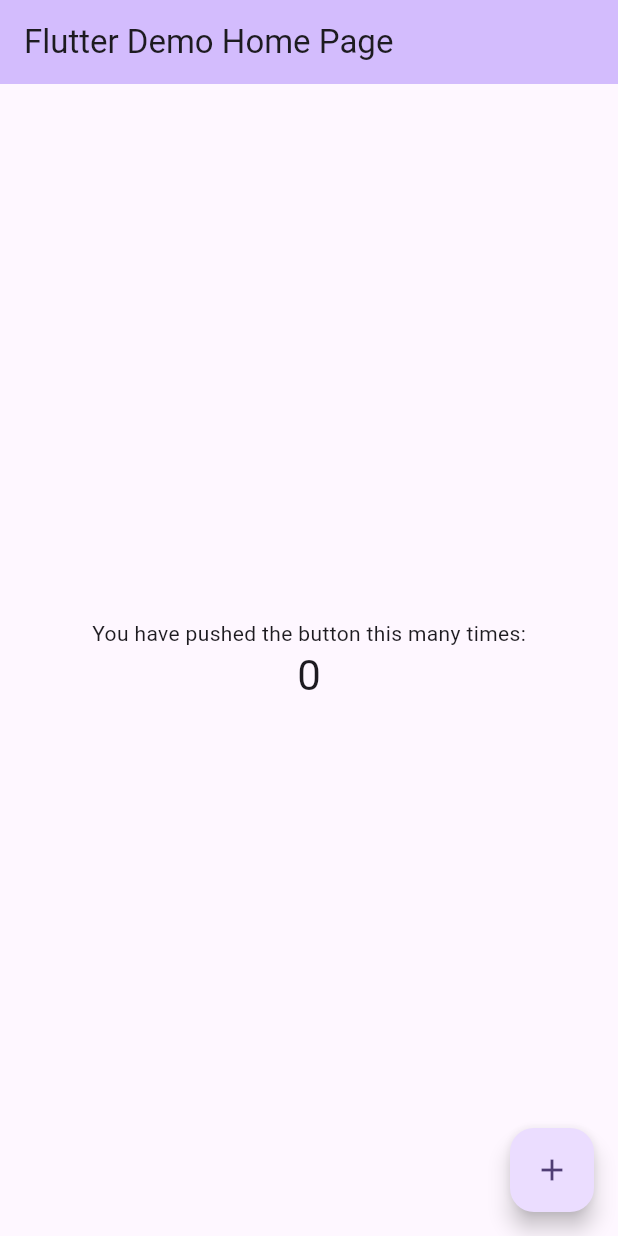
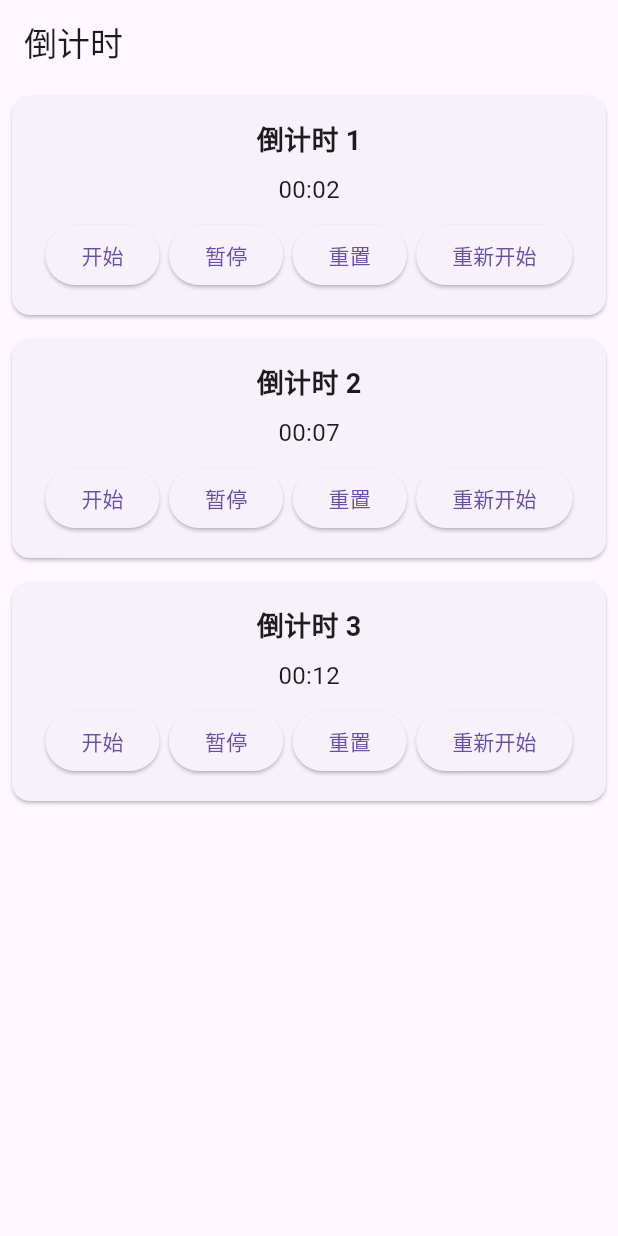
Before and after one commit to chouyo/project_countdowntimer, a Flutter app: the screen it shows after launch, on a phone screen of 412 x 824 dp. Run offline on Flutter 3.47's test engine with Material 3 defaults, Android fonts, the phone set to English and light mode, and no system bars.

Commit message:
Add countdown timer functionality and update main app structure

```diff
--- /dev/null
+++ b/lib/countdown_timer.dart
@@ -0,0 +1,80 @@
+import 'dart:async';
+import 'package:flutter/material.dart';
+
+/// 倒计时类
+class CountdownTimer {
+  // 剩余时间（毫秒）
+  int _remainingTime;
+  // 总时间（毫秒）
+  final int totalTime;
+  // 计时器
+  Timer? _timer;
+  // 倒计时结束回调
+  final VoidCallback? onFinished;
+  // 倒计时变化回调（剩余毫秒数）
+  late final ValueChanged<int>? onTick;
+  // 是否正在运行
+  bool _isRunning = false;
+
+  /// 构造函数
+  /// [totalTime] 总时间（毫秒）
+  /// [onFinished] 倒计时结束回调
+  /// [onTick] 倒计时变化回调（每秒钟回调一次，传递剩余毫秒数）
+  CountdownTimer({
+    required this.totalTime,
+    this.onFinished,
+    this.onTick,
+  }) : _remainingTime = totalTime;
+
+  /// 获取剩余时间（毫秒）
+  int get remainingTime => _remainingTime;
+
+  /// 是否正在运行
+  bool get isRunning => _isRunning;
+
+  /// 开始倒计时
+  void start() {
+    if (_isRunning) return;
+
+    _isRunning = true;
+    _timer = Timer.periodic(const Duration(milliseconds: 100), (timer) {
+      _remainingTime -= 100;
+
+      // 通知时间变化
+      onTick?.call(_remainingTime);
+
+      // 检查是否结束
+      if (_remainingTime <= 0) {
+        _remainingTime = 0;
+        _timer?.cancel();
+        _isRunning = false;
+        onFinished?.call();
+      }
+    });
+  }
+
+  /// 暂停倒计时
+  void pause() {
+    _timer?.cancel();
+    _isRunning = false;
+  }
+
+  /// 重置倒计时
+  void reset() {
+    pause();
+    _remainingTime = totalTime;
+    onTick?.call(_remainingTime);
+  }
+
+  /// 重新开始倒计时
+  void restart() {
+    reset();
+    start();
+  }
+
+  /// 销毁倒计时（释放资源）
+  void dispose() {
+    _timer?.cancel();
+    _isRunning = false;
+  }
+}
--- a/lib/main.dart
+++ b/lib/main.dart
@@ -1,125 +1,170 @@
 import 'package:flutter/material.dart';
+import '../countdown_timer.dart'; // 确保路径正确
 
 void main() {
-  runApp(const MyApp());
+  runApp(MyApp());
 }
 
 class MyApp extends StatelessWidget {
-  const MyApp({super.key});
-
-  // This widget is the root of your application.
   @override
   Widget build(BuildContext context) {
     return MaterialApp(
-      title: 'Flutter Demo',
+      title: '倒计时应用',
       theme: ThemeData(
-        // This is the theme of your application.
-        //
-        // TRY THIS: Try running your application with "flutter run". You'll see
-        // the application has a purple toolbar. Then, without quitting the app,
-        // try changing the seedColor in the colorScheme below to Colors.green
-        // and then invoke "hot reload" (save your changes or press the "hot
-        // reload" button in a Flutter-supported IDE, or press "r" if you used
-        // the command line to start the app).
-        //
-        // Notice that the counter didn't reset back to zero; the application
-        // state is not lost during the reload. To reset the state, use hot
-        // restart instead.
-        //
-        // This works for code too, not just values: Most code changes can be
-        // tested with just a hot reload.
-        colorScheme: ColorScheme.fromSeed(seedColor: Colors.deepPurple),
-        useMaterial3: true,
+        primarySwatch: Colors.blue,
       ),
-      home: const MyHomePage(title: 'Flutter Demo Home Page'),
+      home: CountdownHomePage(),
     );
   }
 }
 
-class MyHomePage extends StatefulWidget {
-  const MyHomePage({super.key, required this.title});
+class CountdownHomePage extends StatefulWidget {
+  @override
+  _CountdownHomePageState createState() => _CountdownHomePageState();
+}
 
-  // This widget is the home page of your application. It is stateful, meaning
-  // that it has a State object (defined below) that contains fields that affect
-  // how it looks.
-
-  // This class is the configuration for the state. It holds the values (in this
-  // case the title) provided by the parent (in this case the App widget) and
-  // used by the build method of the State. Fields in a Widget subclass are
-  // always marked "final".
-
-  final String title;
+class _CountdownHomePageState extends State<CountdownHomePage> {
+  late List<CountdownTimer> countdownTimers;
 
   @override
-  State<MyHomePage> createState() => _MyHomePageState();
+  void initState() {
+    super.initState();
+
+    // 创建3个倒计时实例
+    countdownTimers = [
+      CountdownTimer(
+        totalTime: 10 * 1000, // 10 秒
+        onTick: (remainingTime) {
+          setState(() {}); // 触发 rebuild
+        },
+        onFinished: () {
+          print('Countdown 1 finished!');
+          setState(() {}); // 触发 rebuild
+        },
+      ),
+      CountdownTimer(
+        totalTime: 15 * 1000, // 15 秒
+        onTick: (remainingTime) {
+          setState(() {}); // 触发 rebuild
+        },
+        onFinished: () {
+          print('Countdown 2 finished!');
+          setState(() {}); // 触发 rebuild
+        },
+      ),
+      CountdownTimer(
+        totalTime: 20 * 1000, // 20 秒
+        onTick: (remainingTime) {
+          setState(() {}); // 触发 rebuild
+        },
+        onFinished: () {
+          print('Countdown 3 finished!');
+          setState(() {}); // 触发 rebuild
+        },
+      ),
+    ];
+
+    // 启动所有倒计时
+    for (var timer in countdownTimers) {
+      timer.start();
+    }
   }
 
-class _MyHomePageState extends State<MyHomePage> {
-  int _counter = 0;
+  @override
+  void dispose() {
+    // 停止所有倒计时
+    for (var timer in countdownTimers) {
+      timer.dispose();
+    }
+    super.dispose();
+  }
 
-  void _incrementCounter() {
-    setState(() {
-      // This call to setState tells the Flutter framework that something has
-      // changed in this State, which causes it to rerun the build method below
-      // so that the display can reflect the updated values. If we changed
-      // _counter without calling setState(), then the build method would not be
-      // called again, and so nothing would appear to happen.
-      _counter++;
-    });
+  String _formatTime(int milliseconds) {
+    int seconds = (milliseconds / 1000).truncate();
+    int minutes = (seconds / 60).truncate();
+    int hours = (minutes / 60).truncate();
+
+    String hoursStr = (hours % 60).toString().padLeft(2, '0');
+    String minutesStr = (minutes % 60).toString().padLeft(2, '0');
+    String secondsStr = (seconds % 60).toString().padLeft(2, '0');
+
+    if (hours > 0) {
+      return '$hoursStr:$minutesStr:$secondsStr';
+    } else {
+      return '$minutesStr:$secondsStr';
+    }
   }
 
   @override
   Widget build(BuildContext context) {
-    // This method is rerun every time setState is called, for instance as done
-    // by the _incrementCounter method above.
-    //
-    // The Flutter framework has been optimized to make rerunning build methods
-    // fast, so that you can just rebuild anything that needs updating rather
-    // than having to individually change instances of widgets.
     return Scaffold(
       appBar: AppBar(
-        // TRY THIS: Try changing the color here to a specific color (to
-        // Colors.amber, perhaps?) and trigger a hot reload to see the AppBar
-        // change color while the other colors stay the same.
-        backgroundColor: Theme.of(context).colorScheme.inversePrimary,
-        // Here we take the value from the MyHomePage object that was created by
-        // the App.build method, and use it to set our appbar title.
-        title: Text(widget.title),
+        title: Text('倒计时'),
       ),
-      body: Center(
-        // Center is a layout widget. It takes a single child and positions it
-        // in the middle of the parent.
+      body: ListView.builder(
+        itemCount: countdownTimers.length,
+        itemBuilder: (context, index) {
+          return Card(
+            margin: EdgeInsets.all(8.0),
+            child: Padding(
+              padding: EdgeInsets.all(16.0),
               child: Column(
-          // Column is also a layout widget. It takes a list of children and
-          // arranges them vertically. By default, it sizes itself to fit its
-          // children horizontally, and tries to be as tall as its parent.
-          //
-          // Column has various properties to control how it sizes itself and
-          // how it positions its children. Here we use mainAxisAlignment to
-          // center the children vertically; the main axis here is the vertical
-          // axis because Columns are vertical (the cross axis would be
-          // horizontal).
-          //
-          // TRY THIS: Invoke "debug painting" (choose the "Toggle Debug Paint"
-          // action in the IDE, or press "p" in the console), to see the
-          // wireframe for each widget.
-          mainAxisAlignment: MainAxisAlignment.center,
-          children: <Widget>[
-            const Text(
-              'You have pushed the button this many times:',
+                children: [
+                  Text(
+                    '倒计时 ${index + 1}',
+                    style: TextStyle(fontSize: 18, fontWeight: FontWeight.bold),
                   ),
+                  SizedBox(height: 8),
                   Text(
-              '$_counter',
-              style: Theme.of(context).textTheme.headlineMedium,
+                    countdownTimers[index].isRunning
+                        ? _formatTime(countdownTimers[index].remainingTime)
+                        : '已结束',
+                    style: TextStyle(fontSize: 16),
+                  ),
+                  SizedBox(height: 8),
+                  Row(
+                    mainAxisAlignment: MainAxisAlignment.spaceEvenly,
+                    children: [
+                      ElevatedButton(
+                        onPressed: () {
+                          setState(() {
+                            countdownTimers[index].start();
+                          });
+                        },
+                        child: Text('开始'),
+                      ),
+                      ElevatedButton(
+                        onPressed: () {
+                          setState(() {
+                            countdownTimers[index].pause();
+                          });
+                        },
+                        child: Text('暂停'),
+                      ),
+                      ElevatedButton(
+                        onPressed: () {
+                          setState(() {
+                            countdownTimers[index].reset();
+                          });
+                        },
+                        child: Text('重置'),
+                      ),
+                      ElevatedButton(
+                        onPressed: () {
+                          setState(() {
+                            countdownTimers[index].restart();
+                          });
+                        },
+                        child: Text('重新开始'),
+                      ),
+                    ],
                   ),
                 ],
               ),
             ),
-      floatingActionButton: FloatingActionButton(
-        onPressed: _incrementCounter,
-        tooltip: 'Increment',
-        child: const Icon(Icons.add),
-      ), // This trailing comma makes auto-formatting nicer for build methods.
+          );
+        },
+      ),
     );
   }
 }
```
Lines whose indentation alone changed are shown as unchanged.
